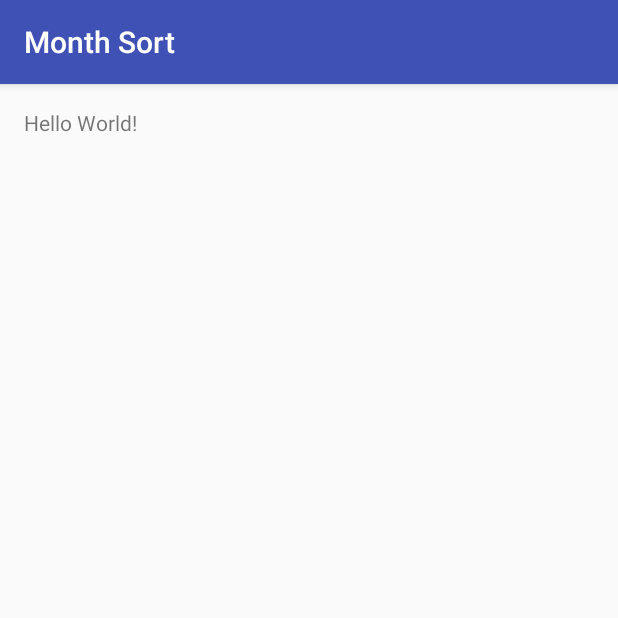
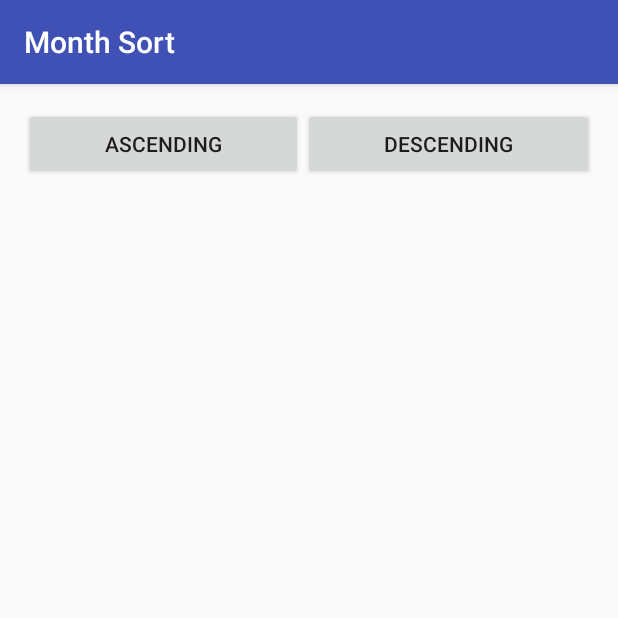
Before and after one commit to Acadgild-AND-Hari/AG_AND_S4_A1, an Android app: the screen it shows after launch (MonthSortActivity), on a phone screen of 412 x 824 dp, the top half of it. Run offline under Robolectric (Android 15) with nearby library versions, the phone set to English and light mode, and no system bars.

Commit message:
Design Implemented
Design code added

```diff
--- a/app/build.gradle
+++ b/app/build.gradle
@@ -25,5 +25,7 @@ dependencies {
         exclude group: 'com.android.support', module: 'support-annotations'
     })
     compile 'com.android.support:appcompat-v7:25.0.1'
+    compile 'com.jakewharton:butterknife:8.4.0'
+    annotationProcessor 'com.jakewharton:butterknife-compiler:8.4.0'
     testCompile 'junit:junit:4.12'
 }
--- a/app/src/main/res/layout/activity_month_sort.xml
+++ b/app/src/main/res/layout/activity_month_sort.xml
@@ -1,17 +1,40 @@
 <?xml version="1.0" encoding="utf-8"?>
-<RelativeLayout xmlns:android="http://schemas.android.com/apk/res/android"
+<LinearLayout xmlns:android="http://schemas.android.com/apk/res/android"
     xmlns:tools="http://schemas.android.com/tools"
     android:id="@+id/activity_month_sort"
     android:layout_width="match_parent"
     android:layout_height="match_parent"
+    android:orientation="vertical"
     android:paddingBottom="@dimen/activity_vertical_margin"
     android:paddingLeft="@dimen/activity_horizontal_margin"
     android:paddingRight="@dimen/activity_horizontal_margin"
     android:paddingTop="@dimen/activity_vertical_margin"
-    tools:context="com.hari.aag.monthsort.MonthSortActivity">
+    tools:context=".MonthSortActivity">
 
-    <TextView
-        android:layout_width="wrap_content"
+    <LinearLayout
+        android:layout_width="match_parent"
         android:layout_height="wrap_content"
-        android:text="Hello World!" />
-</RelativeLayout>
+        android:orientation="horizontal">
+
+        <Button
+            android:id="@+id/id_asc_btn"
+            android:layout_width="wrap_content"
+            android:layout_height="wrap_content"
+            android:layout_weight="1"
+            android:clickable="false"
+            android:text="@string/str_asc" />
+
+        <Button
+            android:id="@+id/id_dsc_btn"
+            android:layout_width="wrap_content"
+            android:layout_height="wrap_content"
+            android:layout_weight="1"
+            android:clickable="false"
+            android:text="@string/str_dsc" />
+    </LinearLayout>
+
+    <ListView
+        android:id="@+id/id_list_month"
+        android:layout_width="match_parent"
+        android:layout_height="wrap_content" />
+</LinearLayout>
--- a/app/src/main/res/values/strings.xml
+++ b/app/src/main/res/values/strings.xml
@@ -1,3 +1,5 @@
 <resources>
     <string name="app_name">Month Sort</string>
+    <string name="str_asc">Ascending</string>
+    <string name="str_dsc">Descending</string>
 </resources>
```
